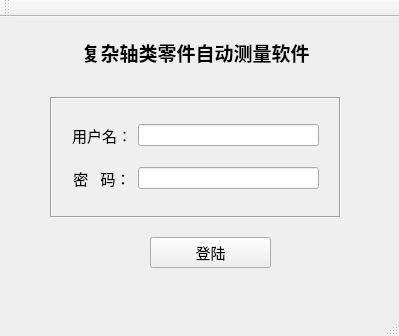
Above: logIn.ui from lonexlxlx/AxisMeasurement before the change. Below: the same form after it.
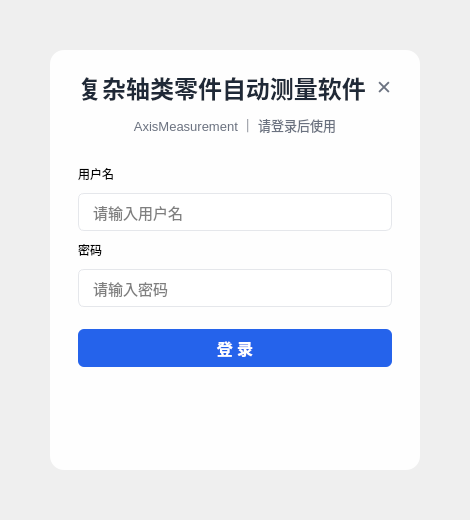
That is the form after the change. Icons and pictures are not drawn.

```diff
--- a/logIn.ui
+++ b/logIn.ui
@@ -6,8 +6,8 @@
    <rect>
     <x>0</x>
     <y>0</y>
-    <width>399</width>
-    <height>336</height>
+    <width>420</width>
+    <height>520</height>
    </rect>
   </property>
   <property name="windowTitle">
@@ -18,217 +18,227 @@
     <normaloff>config/logo.ico</normaloff>config/logo.ico</iconset>
   </property>
   <widget class="QWidget" name="centralWidget">
-   <widget class="QFrame" name="frame">
-    <property name="geometry">
-     <rect>
-      <x>50</x>
-      <y>80</y>
-      <width>291</width>
-      <height>121</height>
-     </rect>
-    </property>
-    <property name="frameShape">
-     <enum>QFrame::Box</enum>
-    </property>
-    <property name="frameShadow">
-     <enum>QFrame::Sunken</enum>
-    </property>
-    <layout class="QGridLayout" name="gridLayout">
-     <property name="leftMargin">
-      <number>20</number>
-     </property>
-     <property name="rightMargin">
-      <number>20</number>
-     </property>
-     <item row="0" column="0">
-      <widget class="QLabel" name="label">
-       <property name="font">
-        <font>
-         <pointsize>11</pointsize>
-        </font>
-       </property>
-       <property name="text">
-        <string>用户名：</string>
-       </property>
-      </widget>
-     </item>
-     <item row="0" column="1">
-      <widget class="QLineEdit" name="userName"/>
-     </item>
-     <item row="1" column="0">
-      <widget class="QLabel" name="label_2">
-       <property name="font">
-        <font>
-         <pointsize>11</pointsize>
-        </font>
-       </property>
-       <property name="text">
-        <string>密   码：</string>
-       </property>
-       <property name="alignment">
-        <set>Qt::AlignCenter</set>
-       </property>
-      </widget>
-     </item>
-     <item row="1" column="1">
-      <widget class="QLineEdit" name="password"/>
-     </item>
-    </layout>
-   </widget>
-   <widget class="QLabel" name="label_3">
-    <property name="geometry">
-     <rect>
-      <x>70</x>
-      <y>20</y>
-      <width>251</width>
-      <height>31</height>
-     </rect>
-    </property>
-    <property name="palette">
-     <palette>
-      <active>
-       <colorrole role="WindowText">
-        <brush brushstyle="SolidPattern">
-         <color alpha="255">
-          <red>0</red>
-          <green>58</green>
-          <blue>175</blue>
-         </color>
-        </brush>
-       </colorrole>
-       <colorrole role="Text">
-        <brush brushstyle="SolidPattern">
-         <color alpha="255">
-          <red>0</red>
-          <green>58</green>
-          <blue>175</blue>
-         </color>
-        </brush>
-       </colorrole>
-       <colorrole role="PlaceholderText">
-        <brush brushstyle="NoBrush">
-         <color alpha="128">
-          <red>0</red>
-          <green>58</green>
-          <blue>175</blue>
-         </color>
-        </brush>
-       </colorrole>
-      </active>
-      <inactive>
-       <colorrole role="WindowText">
-        <brush brushstyle="SolidPattern">
-         <color alpha="255">
-          <red>0</red>
-          <green>0</green>
-          <blue>0</blue>
-         </color>
-        </brush>
-       </colorrole>
-       <colorrole role="Text">
-        <brush brushstyle="SolidPattern">
-         <color alpha="255">
-          <red>0</red>
-          <green>0</green>
-          <blue>0</blue>
-         </color>
-        </brush>
-       </colorrole>
-       <colorrole role="PlaceholderText">
-        <brush brushstyle="NoBrush">
-         <color alpha="128">
-          <red>0</red>
-          <green>58</green>
-          <blue>175</blue>
-         </color>
-        </brush>
-       </colorrole>
-      </inactive>
-      <disabled>
-       <colorrole role="WindowText">
-        <brush brushstyle="SolidPattern">
-         <color alpha="255">
-          <red>120</red>
-          <green>120</green>
-          <blue>120</blue>
-         </color>
-        </brush>
-       </colorrole>
-       <colorrole role="Text">
-        <brush brushstyle="SolidPattern">
-         <color alpha="255">
-          <red>120</red>
-          <green>120</green>
-          <blue>120</blue>
-         </color>
-        </brush>
-       </colorrole>
-       <colorrole role="PlaceholderText">
-        <brush brushstyle="NoBrush">
-         <color alpha="128">
-          <red>0</red>
-          <green>58</green>
-          <blue>175</blue>
-         </color>
-        </brush>
-       </colorrole>
-      </disabled>
-     </palette>
-    </property>
-    <property name="font">
-     <font>
-      <pointsize>14</pointsize>
-      <weight>75</weight>
-      <bold>true</bold>
-     </font>
-    </property>
-    <property name="text">
-     <string>复杂轴类零件自动测量软件</string>
-    </property>
-    <property name="alignment">
-     <set>Qt::AlignCenter</set>
-    </property>
-   </widget>
-   <widget class="QPushButton" name="logIn">
-    <property name="geometry">
-     <rect>
-      <x>150</x>
-      <y>220</y>
-      <width>121</width>
-      <height>31</height>
-     </rect>
-    </property>
-    <property name="font">
-     <font>
-      <pointsize>11</pointsize>
-     </font>
-    </property>
-    <property name="text">
-     <string>登陆</string>
-    </property>
-   </widget>
-  </widget>
-  <widget class="QMenuBar" name="menuBar">
-   <property name="geometry">
-    <rect>
-     <x>0</x>
-     <y>0</y>
-     <width>399</width>
-     <height>23</height>
-    </rect>
+   <property name="styleSheet">
+    <string notr="true">#centralWidget {
+ border-image: url(:/new/prefix1/config/login_backgroud.jpg) 0 0 0 0 stretch stretch;
+}
+#card {
+ background: rgba(255, 255, 255, 235);
+ border-radius: 14px;
+}
+#cardTitle {
+ color: #1F2937;
+ font-size: 18pt;
+ font-weight: bold;
+}
+#cardSub {
+ color: #6B7280;
+ font-size: 10pt;
+}
+#userName, #password {
+ background: #FFFFFF;
+ border: 1px solid #E5E7EB;
+ border-radius: 6px;
+ padding: 6px 12px;
+ min-height: 24px;
+ font-size: 11pt;
+}
+#userName:focus, #password:focus {
+ border: 1px solid #2563EB;
+}
+#logIn {
+ background: #2563EB;
+ color: #FFFFFF;
+ border: none;
+ border-radius: 6px;
+ min-height: 38px;
+ font-size: 12pt;
+ font-weight: bold;
+}
+#logIn:hover {
+ background: #1D4ED8;
+}
+#logIn:pressed {
+ background: #1E40AF;
+}
+#btnClose {
+ background: transparent;
+ border: none;
+ color: #6B7280;
+ font-size: 14pt;
+}
+#btnClose:hover {
+ color: #DC2626;
+}</string>
    </property>
+   <layout class="QVBoxLayout" name="rootLayout">
+    <property name="leftMargin">
+     <number>50</number>
+    </property>
+    <property name="topMargin">
+     <number>50</number>
+    </property>
+    <property name="rightMargin">
+     <number>50</number>
+    </property>
+    <property name="bottomMargin">
+     <number>50</number>
+    </property>
+    <item>
+     <widget class="QFrame" name="card">
+      <layout class="QVBoxLayout" name="cardLayout">
+       <property name="leftMargin">
+        <number>28</number>
+       </property>
+       <property name="topMargin">
+        <number>20</number>
+       </property>
+       <property name="rightMargin">
+        <number>28</number>
+       </property>
+       <property name="bottomMargin">
+        <number>28</number>
+       </property>
+       <property name="spacing">
+        <number>10</number>
+       </property>
+       <item>
+        <layout class="QHBoxLayout" name="titleRow">
+         <item>
+          <widget class="QLabel" name="cardTitle">
+           <property name="text">
+            <string>复杂轴类零件自动测量软件</string>
+           </property>
+           <property name="alignment">
+            <set>Qt::AlignCenter</set>
+           </property>
+          </widget>
+         </item>
+         <item>
+          <widget class="QPushButton" name="btnClose">
+           <property name="maximumSize">
+            <size>
+             <width>32</width>
+             <height>32</height>
+            </size>
+           </property>
+           <property name="text">
+            <string>✕</string>
+           </property>
+           <property name="toolTip">
+            <string>关闭</string>
+           </property>
+          </widget>
+         </item>
+        </layout>
+       </item>
+       <item>
+        <widget class="QLabel" name="cardSub">
+         <property name="text">
+          <string>AxisMeasurement ｜ 请登录后使用</string>
+         </property>
+         <property name="alignment">
+          <set>Qt::AlignCenter</set>
+         </property>
+        </widget>
+       </item>
+       <item>
+        <spacer name="topSpacer">
+         <property name="orientation">
+          <enum>Qt::Vertical</enum>
+         </property>
+         <property name="sizeType">
+          <enum>QSizePolicy::Fixed</enum>
+         </property>
+         <property name="sizeHint" stdset="0">
+          <size>
+           <width>20</width>
+           <height>20</height>
+          </size>
+         </property>
+        </spacer>
+       </item>
+       <item>
+        <widget class="QLabel" name="userLabel">
+         <property name="text">
+          <string>用户名</string>
+         </property>
+        </widget>
+       </item>
+       <item>
+        <widget class="QLineEdit" name="userName">
+         <property name="placeholderText">
+          <string>请输入用户名</string>
+         </property>
+        </widget>
+       </item>
+       <item>
+        <widget class="QLabel" name="pwdLabel">
+         <property name="text">
+          <string>密码</string>
+         </property>
+        </widget>
+       </item>
+       <item>
+        <widget class="QLineEdit" name="password">
+         <property name="echoMode">
+          <enum>QLineEdit::Password</enum>
+         </property>
+         <property name="placeholderText">
+          <string>请输入密码</string>
+         </property>
+         <property name="clearButtonEnabled">
+          <bool>true</bool>
+         </property>
+        </widget>
+       </item>
+       <item>
+        <spacer name="midSpacer">
+         <property name="orientation">
+          <enum>Qt::Vertical</enum>
+         </property>
+         <property name="sizeType">
+          <enum>QSizePolicy::Fixed</enum>
+         </property>
+         <property name="sizeHint" stdset="0">
+          <size>
+           <width>20</width>
+           <height>12</height>
+          </size>
+         </property>
+        </spacer>
+       </item>
+       <item>
+        <widget class="QPushButton" name="logIn">
+         <property name="text">
+          <string>登 录</string>
+         </property>
+         <property name="default">
+          <bool>true</bool>
+         </property>
+        </widget>
+       </item>
+       <item>
+        <spacer name="bottomSpacer">
+         <property name="orientation">
+          <enum>Qt::Vertical</enum>
+         </property>
+         <property name="sizeHint" stdset="0">
+          <size>
+           <width>20</width>
+           <height>0</height>
+          </size>
+         </property>
+        </spacer>
+       </item>
+      </layout>
+     </widget>
+    </item>
+   </layout>
   </widget>
-  <widget class="QToolBar" name="mainToolBar">
-   <attribute name="toolBarArea">
-    <enum>TopToolBarArea</enum>
-   </attribute>
-   <attribute name="toolBarBreak">
-    <bool>false</bool>
-   </attribute>
-  </widget>
-  <widget class="QStatusBar" name="statusBar"/>
  </widget>
- <layoutdefault spacing="6" margin="11"/>
- <resources/>
+ <resources>
+  <include location="logIn.qrc"/>
+ </resources>
  <connections/>
 </ui>
```
Left out of the diff: 2 changed lines with no effect on the pictures.
